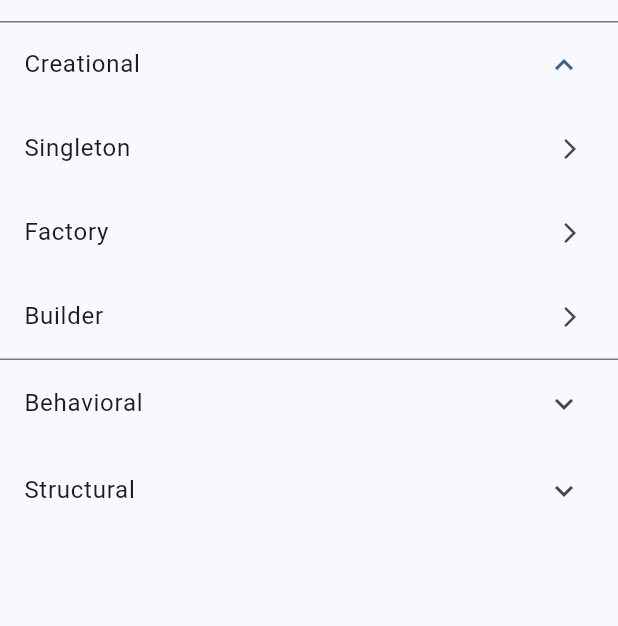
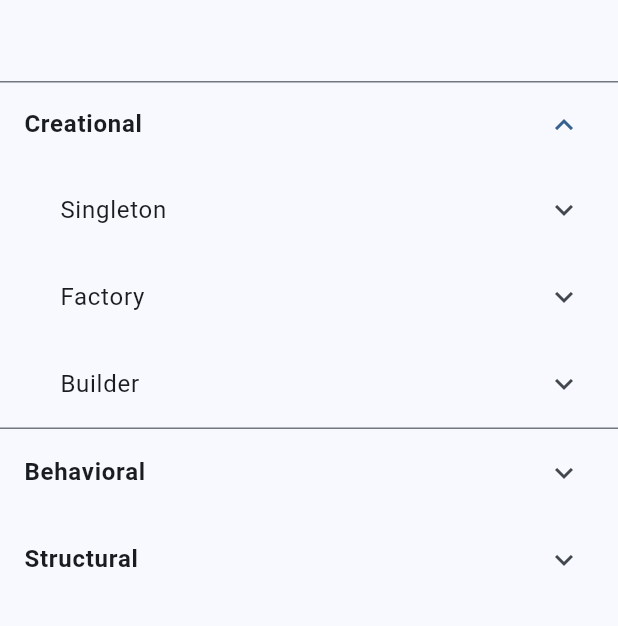
Before and after one commit to thehelmsdeep/design_patterns, a Flutter app: the screen it shows after launch, after a tap on "Creational", on a phone screen of 412 x 824 dp, the part 63-689 px from its top. Run offline on Flutter 3.47's test engine with Material 3 defaults, Android fonts, the phone set to English and light mode, and no system bars.

Commit message:
/ models updated/

```diff
--- a/lib/behavioral/chain_of_responsibility/implementation.dart
+++ b/lib/behavioral/chain_of_responsibility/implementation.dart
@@ -284,7 +284,6 @@ class CheckPermissionHandler extends RequestHandler {
 
   @override
   Future<bool> process(RequestContext context) async {
-    // شبیه‌سازی خطا
     return !Random().nextBool();
   }
 }
--- a/lib/data.dart
+++ b/lib/data.dart
@@ -1,88 +1,143 @@
 import 'package:flutter/material.dart';
+
 import 'behavioral/observer/implementation.dart' as observer;
 import 'behavioral/strategy/implementation.dart' as strategy;
 import 'behavioral/chain_of_responsibility/implementation.dart' as chain;
+
 import 'creational/singleton/implementation.dart' as singleton;
-import 'creational/factory/implementation.dart' as appFactory;
+import 'creational/factory/implementation.dart' as ffactory;
 import 'creational/builder/implementation.dart' as builder;
+
 import 'structural/adapter/implementation.dart' as adapter;
 import 'structural/decorator/implementation.dart' as decorator;
 import 'structural/facade/implementation.dart' as facade;
 
-class PatternItem {
+
+
+
+class PatternExample {
   final String name;
   final Widget Function() page;
 
-  PatternItem({required this.name, required this.page});
+  PatternExample({
+    required this.name,
+    required this.page,
+  });
 }
+
+
+
+
+class PatternSubCategory {
+  final String name;
+  final List<PatternExample> items;
+
+  PatternSubCategory({
+    required this.name,
+    required this.items,
+  });
+}
+
+
+
 
 class PatternCategory {
   final String name;
-  final List<PatternItem> items;
+  final List<PatternSubCategory> subCategories;
 
-  PatternCategory({required this.name, required this.items});
+  PatternCategory({
+    required this.name,
+    required this.subCategories,
+  });
 }
+
+
+
+
+
+
 
 final List<PatternCategory> categories = [
   PatternCategory(
     name: "Creational",
-    items: [
-      PatternItem(
+    subCategories: [
+      PatternSubCategory(
         name: "Singleton",
-        page: () =>
-            singleton.Screen(category: 'Behavioral', subCategory: 'Singleton'),
+        items: [
+
+        ],
       ),
-      PatternItem(
+      PatternSubCategory(
         name: "Factory",
-        page: () =>
-            appFactory.Screen(category: 'Behavioral', subCategory: 'Factory'),
+        items: [
+
+        ],
       ),
-      PatternItem(
+      PatternSubCategory(
         name: "Builder",
-        page: () =>
-            builder.Screen(category: 'Behavioral', subCategory: 'Builder'),
+        items: [
+
+        ],
       ),
     ],
   ),
+
   PatternCategory(
     name: "Behavioral",
-    items: [
-      PatternItem(
+    subCategories: [
+      PatternSubCategory(
+        name: "Observer",
+        items: [
+          PatternExample(
+            name: "Password Strength Checker",
+            page: () => observer.Screen(
+              category: 'Behavioral',
+              subCategory: 'Observer',
+            ),
+          ),
+        ],
+      ),
+      PatternSubCategory(
+        name: "Strategy",
+        items: [
+
+        ],
+      ),
+      PatternSubCategory(
         name: "Chain of Responsibility",
-        page: () => chain.Screen(
-          category: 'Behavioral',
-          subCategory: 'Chain of Responsibility',
-        ),
-      ),
-      PatternItem(
-        name: "Observer",
-        page: () =>
-            observer.Screen(category: 'Behavioral', subCategory: 'Observer'),
-      ),
-      PatternItem(
-        name: "Strategy",
-        page: () =>
-            strategy.Screen(category: 'Behavioral', subCategory: 'Strategy'),
+        items: [
+          PatternExample(
+            name: "A request",
+            page: () => chain.Screen(
+              category: 'Behavioral',
+              subCategory: 'Chain',
+            ),
+          ),
+        ],
       ),
     ],
   ),
 
   PatternCategory(
     name: "Structural",
-    items: [
-      PatternItem(
+    subCategories: [
+      PatternSubCategory(
         name: "Adapter",
-        page: () =>
-            adapter.Screen(category: 'Behavioral', subCategory: 'Adapter'),
+        items: [
+
+        ],
       ),
-      PatternItem(
+      PatternSubCategory(
         name: "Decorator",
-        page: () =>
-            decorator.Screen(category: 'Behavioral', subCategory: 'Decorator'),
+        items: [
+
+        ],
       ),
-      PatternItem(
+      PatternSubCategory(
         name: "Facade",
-        page: () => facade.Screen(category: 'Behavioral', subCategory: 'Facade'),
+        items: [
+
+        ],
       ),
     ],
   ),
--- a/lib/main.dart
+++ b/lib/main.dart
@@ -34,8 +34,6 @@ class MyApp extends StatelessWidget {
 
 
 
-
-
 class PatternsPage extends StatelessWidget {
   const PatternsPage({super.key});
 
@@ -45,17 +43,35 @@ class PatternsPage extends StatelessWidget {
       appBar: AppBar(
         title: const Text("Design Patterns"),
       ),
-      body: ListView.builder(
+
+      body: Padding(
+        padding: const EdgeInsets.only(top: 24),
+        child: ListView.builder(
+          padding: const EdgeInsets.only(top: 16),
           itemCount: categories.length,
           itemBuilder: (context, index) {
             final category = categories[index];
 
             return ExpansionTile(
-            title: Text(category.name),
-            children: category.items.map((item) {
-              return ListTile(
-                title: Text(item.name),
-                trailing: const Icon(Icons.arrow_forward_ios, size: 16),
+              title: Text(
+                category.name,
+                style: const TextStyle(fontWeight: FontWeight.bold),
+              ),
+
+              children: category.subCategories.map((sub) {
+                return Padding(
+                  padding: const EdgeInsets.only(left: 24),
+                  child: ExpansionTile(
+                    title: Text(sub.name),
+
+                    children: sub.items.map((item) {
+                      return Padding(
+                        padding: const EdgeInsets.only(left: 24),
+                        child: ListTile(
+                          contentPadding: const EdgeInsets.only(left: 32, right: 16),
+                          title: Text(item.name,style: TextStyle(fontSize: 14),),
+                         // trailing: const Icon(Icons.arrow_forward_ios, size: 14,color: Colors.blue,),
+                          leading: Icon(Icons.circle,size: 8,),
                           onTap: () {
                             Navigator.push(
                               context,
@@ -64,11 +80,16 @@ class PatternsPage extends StatelessWidget {
                               ),
                             );
                           },
+                        ),
+                      );
+                    }).toList(),
+                  ),
                 );
               }).toList(),
             );
           },
         ),
+      ),
     );
   }
 }
```
Lines whose indentation alone changed are shown as unchanged.
